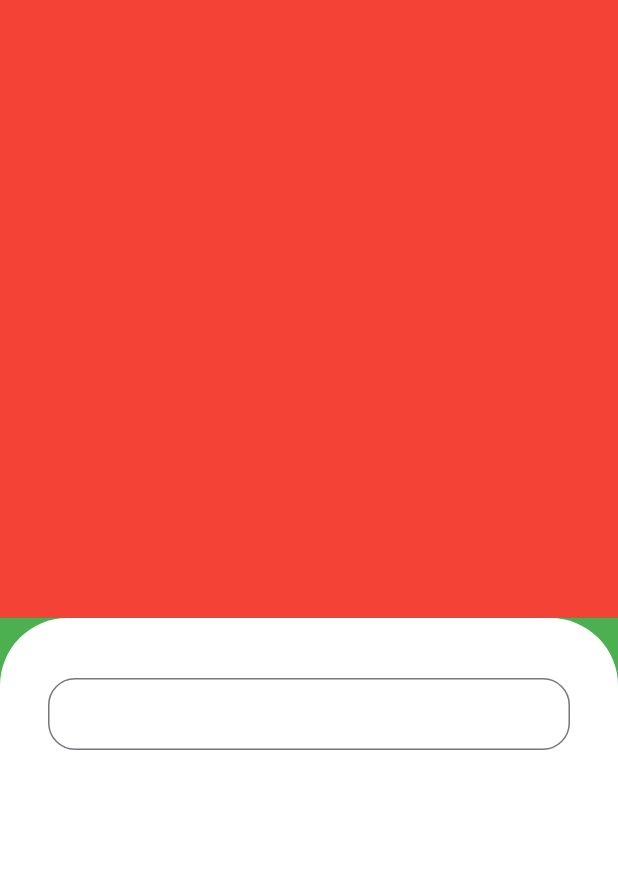
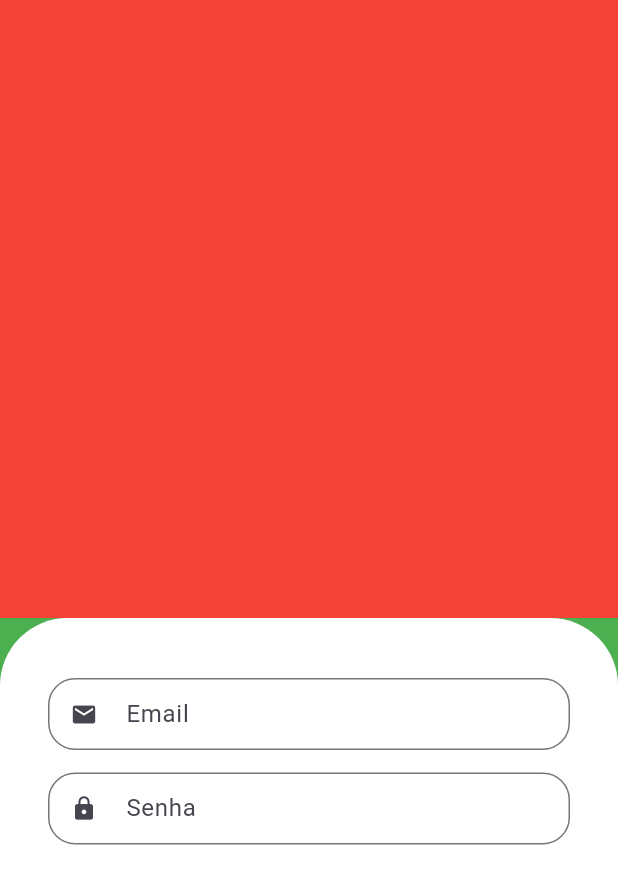
Before and after one commit to danielhia/quitanda_virtual, a Flutter app: the screen it shows after launch, on a phone screen of 412 x 824 dp. Shown: the top 884 px of the screen. Run offline on Flutter 3.47's test engine with Material 3 defaults, Android fonts, the phone set to English and light mode, and no system bars.

Commit message:
Criando o widget customizado de campo de texto

```diff
--- /dev/null
+++ b/lib/src/auth/components/custom_text_field.dart
@@ -0,0 +1,32 @@
+import 'package:flutter/material.dart';
+
+class CustomTextField extends StatelessWidget {
+  final IconData icon;
+  final String label;
+  final isObscure;
+
+  const CustomTextField({
+    super.key,
+    required this.icon,
+    required this.label,
+    this.isObscure = false,
+  });
+
+  @override
+  Widget build(BuildContext context) {
+    return Padding(
+      padding: const EdgeInsets.only(bottom: 15),
+      child: TextFormField(
+        obscureText: isObscure,
+        decoration: InputDecoration(
+          prefixIcon: Icon(icon),
+          labelText: label,
+          isDense: true,
+          border: OutlineInputBorder(
+            borderRadius: BorderRadius.circular(18),
+          ),
+        ),
+      ),
+    );
+  }
+}
--- a/lib/src/auth/sign_in_screen.dart
+++ b/lib/src/auth/sign_in_screen.dart
@@ -1,4 +1,5 @@
 import 'package:flutter/material.dart';
+import 'package:greengrocer/src/auth/components/custom_text_field.dart';
 
 class SignInScreen extends StatelessWidget {
   const SignInScreen({super.key});
@@ -27,14 +28,18 @@ class SignInScreen extends StatelessWidget {
                 ),
               ),
               child: Column(
-                children: [
-                  TextFormField(
-                    decoration: InputDecoration(
-                      isDense: true,
-                      border: OutlineInputBorder(
-                        borderRadius: BorderRadius.circular(18),
-                      ),
-                    ),
+                children: const [
+                  // Email
+                  CustomTextField(
+                    icon: Icons.email,
+                    label: 'Email',
+                  ),
+
+                  // Senha
+                  CustomTextField(
+                    icon: Icons.lock,
+                    label: 'Senha',
+                    isObscure: true,
                   ),
                 ],
               ),
```
